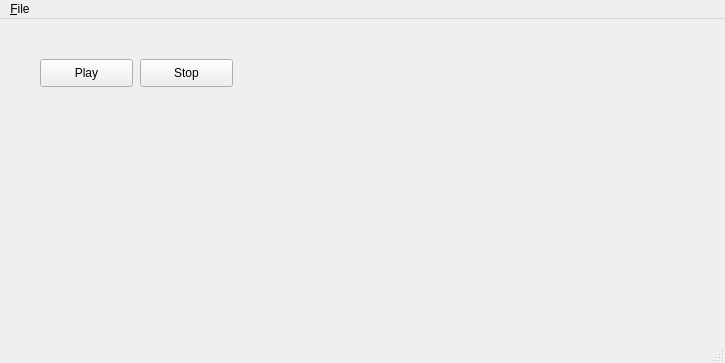
The window that music_player/MusicPlayer.ui (HSU-S21-CS232/P03-mc683) describes before a commit, drawn with Qt 5.
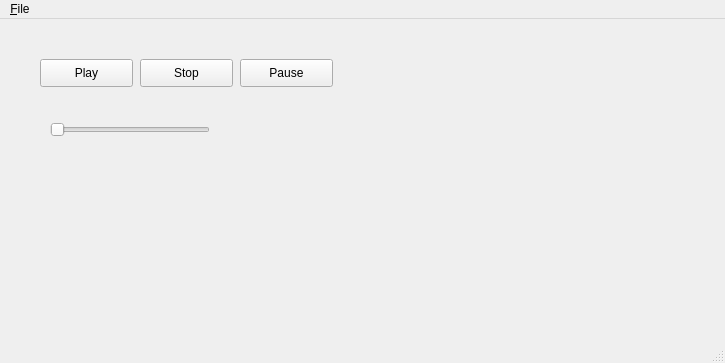
The same window after the commit.

Commit message: Added a pause button.

What changed in the file:
```diff
--- a/music_player/MusicPlayer.ui
+++ b/music_player/MusicPlayer.ui
@@ -40,6 +40,32 @@
      <string>Stop</string>
     </property>
    </widget>
+   <widget class="QSlider" name="volume_bar">
+    <property name="geometry">
+     <rect>
+      <x>50</x>
+      <y>100</y>
+      <width>160</width>
+      <height>22</height>
+     </rect>
+    </property>
+    <property name="orientation">
+     <enum>Qt::Horizontal</enum>
+    </property>
+   </widget>
+   <widget class="QPushButton" name="pause_button">
+    <property name="geometry">
+     <rect>
+      <x>240</x>
+      <y>40</y>
+      <width>93</width>
+      <height>28</height>
+     </rect>
+    </property>
+    <property name="text">
+     <string>Pause</string>
+    </property>
+   </widget>
   </widget>
   <widget class="QMenuBar" name="menubar">
    <property name="geometry">
```
Left out of the diff: 6 changed lines with no effect on the pictures. The commit also changes 1 other file.
